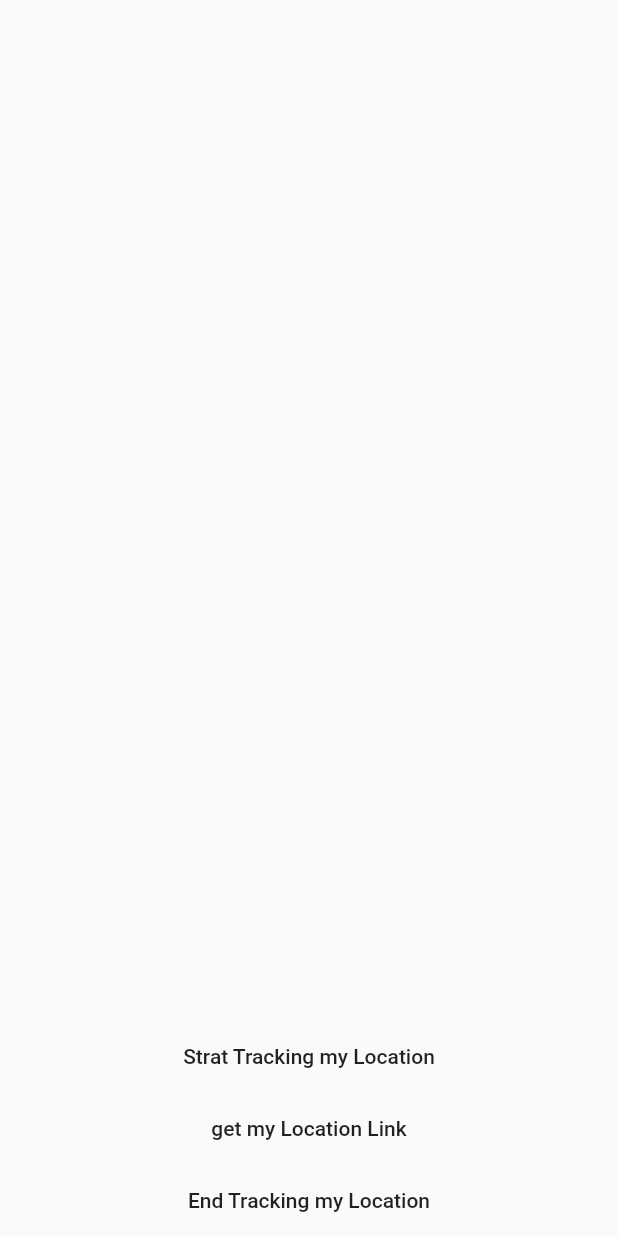
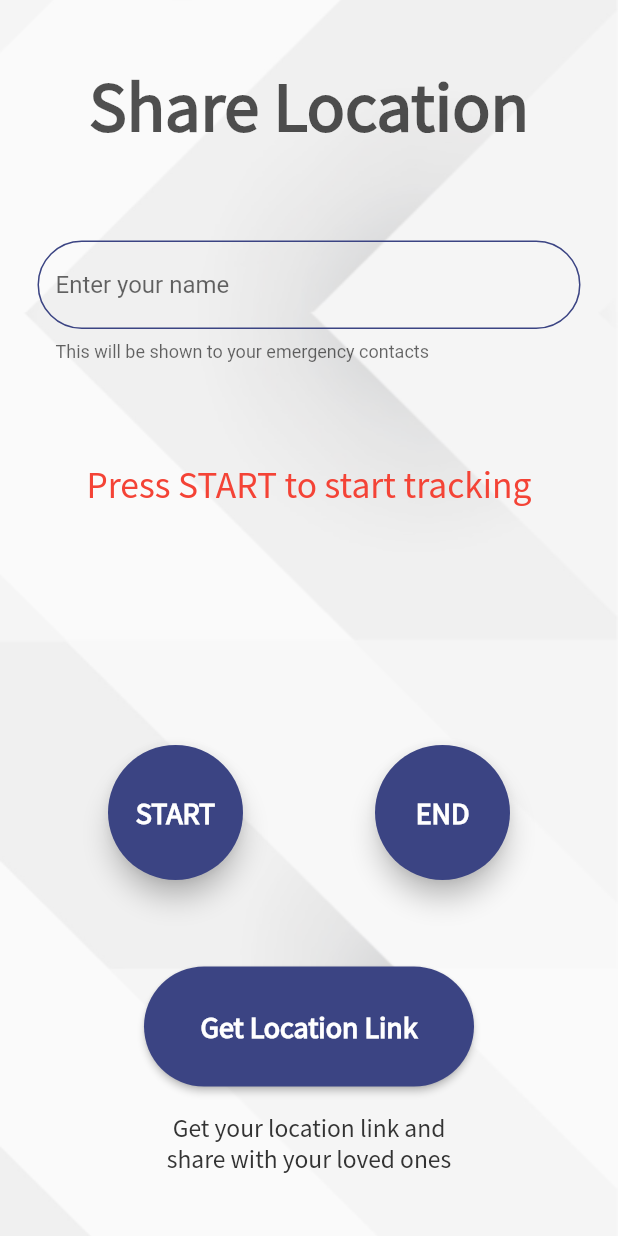
Before and after one commit to shobhitaa/Crime-Curber, a Flutter app: the HyperTrackQuickStart screen opened directly, on a phone screen of 412 x 824 dp. Run offline on Flutter 3.47's test engine with Material 2 defaults, Android fonts, the phone set to English and light mode, and no system bars; our stand-ins replace camera, contacts_service, firebase_auth, firebase_core, firebase_database, firebase_storage and 7 more; missing offline and left inert: esys_flutter_share, geocoder, hypertrack_plugin, maps_launcher, sms_maintained, thumbnails; accounts and stored records are empty; network calls fail; statements that could not run were skipped.

Commit message:
Modified UI of share live location

```diff
--- a/lib/main.dart
+++ b/lib/main.dart
@@ -1,5 +1,6 @@
 import 'package:crime_curber/Login/AuthCheck.dart';
 import 'package:crime_curber/Login/login.dart';
+import 'package:crime_curber/main_screen.dart';
 import 'package:flutter/material.dart';
 import 'package:crime_curber/welcome_screen.dart';
 import 'package:camera/camera.dart';
--- a/lib/main_screen.dart
+++ b/lib/main_screen.dart
@@ -48,7 +48,141 @@ class _MainViewState extends State<MainView> {
                 ),
               ],
             ),
+
             SizedBox(height: size.height * 0.066),
+            Row(
+              mainAxisAlignment: MainAxisAlignment.spaceEvenly,
+              children: <Widget>[
+                Column(
+                  children: <Widget>[
+                    ElevatedButton(
+                      style: ElevatedButton.styleFrom(
+                          shape: CircleBorder(),
+                          primary: Colors.white,
+                          elevation: 7
+                      ),
+                      onPressed: () {
+                        Navigator.push(context, MaterialPageRoute(builder: (context) => AddContacts(user: widget.user))
+                        );
+                      },
+                      child: Container(
+                          width: 63,
+                          height: 63,
+                          alignment: Alignment.center,
+                          decoration: BoxDecoration(shape: BoxShape.circle),
+                          child: Image.asset("assets/icons/contacts.png",
+                              width: 50,
+                              height: 50)
+                      ),
+                    ),
+                    SizedBox(height: size.height * 0.008),
+                    //SizedBox(width: size.width * 0.35),
+                    Text("Add Contacts",
+                        style: TextStyle(
+                            color: icon_gray,
+                            fontFamily: "OpenSans",
+                            fontSize: 12,
+                            decoration: TextDecoration.none
+                        )
+                    )
+                  ],
+                ),
+                Column( children: <Widget>[
+                  ElevatedButton(
+                    style: ElevatedButton.styleFrom(
+                        shape: CircleBorder(),
+                        primary: Colors.white,
+                        elevation: 7
+                    ),
+                    onPressed: () {
+                      Navigator.push(context, MaterialPageRoute(builder: (context) => Gallery())
+                      );
+                    },
+                    child: Container(
+                        width: 63,
+                        height: 63,
+                        alignment: Alignment.center,
+                        decoration: BoxDecoration(shape: BoxShape.circle),
+                        child: Image.asset("assets/icons/upload.png",
+                            width: 41,
+                            height: 41
+                        )
+                    ),
+                  ),
+                  SizedBox(height: size.height * 0.008),
+                  Text("Upload",
+                      style: TextStyle(
+                          color: icon_gray,
+                          fontFamily: "OpenSans",
+                          fontSize: 12,
+                          decoration: TextDecoration.none
+                      ))
+                ]
+                ),
+                //SizedBox(width: size.width * 0.03),
+                Column(
+                  children: <Widget>[
+                    ElevatedButton(
+                      style: ElevatedButton.styleFrom(
+                          shape: CircleBorder(),
+                          primary: Colors.white,
+                          elevation: 7
+                      ),
+                      onPressed: () {},
+                      child: Container(
+                          width: 63,
+                          height: 63,
+                          alignment: Alignment.center,
+                          decoration: BoxDecoration(shape: BoxShape.circle),
+                          child: Image.asset("assets/icons/help.png",
+                              width: 40,
+                              height: 40)
+                      ),
+                    ),
+                    SizedBox(height: size.height * 0.008),
+                    Text(
+                        "Help",
+                        style: TextStyle(
+                          color: icon_gray,
+                          fontFamily: "OpenSans",
+                          fontSize: 12,
+                          decoration: TextDecoration.none,
+                        ))
+                  ],
+                )
+              ],
+            ),
+            SizedBox(height: size.height * 0.09),
+            ElevatedButton(
+              style: ElevatedButton.styleFrom(
+                  shape: CircleBorder(),
+                  //primary: _hasBeenPressed ? Colors.red : Colors.blueGrey,
+                  elevation: 7
+              ),
+              onPressed: () {
+                Navigator.push(context, MaterialPageRoute(builder: (context) => AddContacts(user: widget.user))
+                );
+              },
+              child: Container(
+                width: 185,
+                height: 185,
+                alignment: Alignment.center,
+                decoration: BoxDecoration(shape: BoxShape.circle,
+                gradient: new LinearGradient(
+                  colors: [
+                    Color(0xFF727272),
+                    Color(0xFF3D3D3D),
+                  ],
+                  begin: FractionalOffset.topCenter,
+                  end: FractionalOffset.bottomCenter,)),
+                child: Text(
+                  'SOS',
+                  style: TextStyle(fontSize: 44),
+                ),
+              ),
+            ),
+            SizedBox(height: size.height * 0.085),
+
             Row(
               mainAxisAlignment: MainAxisAlignment.center,
               children: <Widget>[
@@ -189,138 +323,6 @@ class _MainViewState extends State<MainView> {
                 )
               ],
             ),
-            SizedBox(height: size.height * 0.1),
-            ElevatedButton(
-              style: ElevatedButton.styleFrom(
-                  shape: CircleBorder(),
-                  //primary: _hasBeenPressed ? Colors.red : Colors.blueGrey,
-                  elevation: 7
-              ),
-              onPressed: () {
-                Navigator.push(context, MaterialPageRoute(builder: (context) => AddContacts(user: widget.user))
-                );
-              },
-              child: Container(
-                width: 185,
-                height: 185,
-                alignment: Alignment.center,
-                decoration: BoxDecoration(shape: BoxShape.circle,
-                gradient: new LinearGradient(
-                  colors: [
-                    Color(0xFF727272),
-                    Color(0xFF3D3D3D),
-                  ],
-                  begin: FractionalOffset.topCenter,
-                  end: FractionalOffset.bottomCenter,)),
-                child: Text(
-                  'SOS',
-                  style: TextStyle(fontSize: 44),
-                ),
-              ),
-            ),
-            SizedBox(height: size.height * 0.085),
-            Row(
-              mainAxisAlignment: MainAxisAlignment.spaceEvenly,
-              children: <Widget>[
-                Column(
-                  children: <Widget>[
-                    ElevatedButton(
-                      style: ElevatedButton.styleFrom(
-                          shape: CircleBorder(),
-                          primary: Colors.white,
-                          elevation: 7
-                      ),
-                      onPressed: () {
-                        Navigator.push(context, MaterialPageRoute(builder: (context) => AddContacts(user: widget.user))
-                        );
-                        },
-                      child: Container(
-                          width: 63,
-                          height: 63,
-                          alignment: Alignment.center,
-                          decoration: BoxDecoration(shape: BoxShape.circle),
-                          child: Image.asset("assets/icons/contacts.png",
-                          width: 50,
-                          height: 50)
-                      ),
-                    ),
-                    SizedBox(height: size.height * 0.008),
-                    //SizedBox(width: size.width * 0.35),
-                    Text("Add Contacts",
-                        style: TextStyle(
-                            color: icon_gray,
-                            fontFamily: "OpenSans",
-                            fontSize: 12,
-                            decoration: TextDecoration.none
-                        )
-                    )
-                  ],
-                ),
-                Column( children: <Widget>[
-                  ElevatedButton(
-                    style: ElevatedButton.styleFrom(
-                        shape: CircleBorder(),
-                        primary: Colors.white,
-                        elevation: 7
-                    ),
-                    onPressed: () {
-                      Navigator.push(context, MaterialPageRoute(builder: (context) => Gallery())
-                      );
-                    },
-                    child: Container(
-                        width: 63,
-                        height: 63,
-                        alignment: Alignment.center,
-                        decoration: BoxDecoration(shape: BoxShape.circle),
-                        child: Image.asset("assets/icons/upload.png",
-                            width: 41,
-                            height: 41
-                        )
-                    ),
-                  ),
-                  SizedBox(height: size.height * 0.008),
-                  Text("Upload",
-                      style: TextStyle(
-                          color: icon_gray,
-                          fontFamily: "OpenSans",
-                          fontSize: 12,
-                          decoration: TextDecoration.none
-                      ))
-                ]
-                ),
-                //SizedBox(width: size.width * 0.03),
-                Column(
-                  children: <Widget>[
-                    ElevatedButton(
-                      style: ElevatedButton.styleFrom(
-                          shape: CircleBorder(),
-                          primary: Colors.white,
-                          elevation: 7
-                      ),
-                      onPressed: () {},
-                      child: Container(
-                          width: 63,
-                          height: 63,
-                          alignment: Alignment.center,
-                          decoration: BoxDecoration(shape: BoxShape.circle),
-                          child: Image.asset("assets/icons/help.png",
-                              width: 40,
-                              height: 40)
-                      ),
-                    ),
-                    SizedBox(height: size.height * 0.008),
-                    Text(
-                      "Help",
-                      style: TextStyle(
-                          color: icon_gray,
-                          fontFamily: "OpenSans",
-                          fontSize: 12,
-                          decoration: TextDecoration.none,
-                    ))
-                  ],
-                )
-              ],
-            )
           ],
         ));
   }
--- a/lib/shareLiveLocation/sharelive.dart
+++ b/lib/shareLiveLocation/sharelive.dart
@@ -2,6 +2,7 @@ import 'package:flutter/material.dart';
 import 'package:hypertrack_plugin/hypertrack.dart';
 import 'package:crime_curber/shareLiveLocation/networking.dart';
 import 'package:url_launcher/url_launcher.dart';
+import 'package:crime_curber/constants.dart';
 
 const String publishableKey =
     'e4op1fBe_lQ7GakFcPOJ3mH82yGAzuG3uOAq8L0yKIlLMdfR4EIzT-L9Cyb09rPWpL5ef-lph9lTrdiDg1hZZA';
@@ -84,17 +85,57 @@ class _HyperTrackQuickStartState extends State<HyperTrackQuickStart> {
     await launch(result);
   }
 
+  bool hasBeenPressed = false;
+  void _button_state(bool B) {
+    setState(() => hasBeenPressed = B);
+  }
   @override
   Widget build(BuildContext context) {
+
+
+    Size size = MediaQuery.of(context).size;
       return Scaffold(
-      body: Column(
+      body: Container(
+        decoration: BoxDecoration(
+            image: DecorationImage(
+                image: AssetImage("assets/images/welc_bg.png"),
+                fit: BoxFit.cover)),
+        child: Column(
           mainAxisAlignment: MainAxisAlignment.center,
           crossAxisAlignment: CrossAxisAlignment.center,
           children: [
+            SizedBox(height: size.height * 0.05),
+            Text("Share Location",
+                style: TextStyle(
+                    fontFamily: 'SourceSansPro',
+                    fontSize: 47,
+                    color: const Color(0xba101010),
+                    decoration: TextDecoration.none,
+                    fontWeight: FontWeight.bold)),
+            SizedBox(height: size.height * 0.073),
             Container(
-            height: 0.0,
-            width: double.infinity,
+              padding: EdgeInsets.fromLTRB(25, 0, 25, 0),
+              child: TextField(
+                decoration: InputDecoration(
+                  hintText: 'Enter your name',
+                    enabledBorder: OutlineInputBorder(
+                        borderSide: BorderSide(color: blue_button),
+                        borderRadius: BorderRadius.circular(32)),
+                  focusedBorder: OutlineInputBorder(
+                      borderSide: BorderSide(color: blue_button, width: 1.5),
+                      borderRadius: BorderRadius.circular(32)),
+                    helperText: 'This will be shown to your emergency contacts',
+                  )
               ),
+            ),
+            SizedBox(height: size.height * 0.08),
+            Text(hasBeenPressed?"Press END to end tracking" : "Press START to start tracking",
+                style: TextStyle(
+                    fontFamily: "SourceSansPro",
+                    fontSize: 25,
+                    decoration: TextDecoration.none,
+                    color: Colors.red,
+                    fontWeight: FontWeight.normal)),
             Expanded(
               flex: 5,
               child: Column(
@@ -108,8 +149,9 @@ class _HyperTrackQuickStartState extends State<HyperTrackQuickStart> {
                     child: Text(
                       result,
                       style: TextStyle(
-                        color: isLink ? Colors.blue[900] : Colors.red[900],
-                        fontSize: 20.0,
+                        fontFamily: "SourceSansPro",
+                          color: isLink ? link_blue : Colors.red[900],
+                          fontSize: 25.0,
                           fontWeight: FontWeight.bold),
                     ),
                     onTap: isLink ? lunchUrl : null,
@@ -117,21 +159,84 @@ class _HyperTrackQuickStartState extends State<HyperTrackQuickStart> {
                 ],
               ),
             ),
-          FlatButton(
-            child: Text(
-              'Strat Tracking my Location',
+
+            Row(
+              mainAxisAlignment: MainAxisAlignment.spaceEvenly,
+              children: [ ElevatedButton(
+
+            child: Container(
+            height: 90,
+              width: 90,
+              alignment: Alignment.center,
+              child: Text('START',
+                  style: TextStyle(
+                      fontFamily: "SourceSansPro",
+                      fontSize: 20,
+                      fontWeight: FontWeight.bold)),
             ),
-            onPressed: startTracking,
+                onPressed: () {startTracking(); _button_state(true);},
+                style: ElevatedButton.styleFrom(
+                  primary: blue_button,
+                    shape: CircleBorder(),
+                    elevation: 7
                 ),
-          FlatButton(
-            child: Text('get my Location Link'),
-            onPressed: shareLink,
               ),
-          FlatButton(
-            child: Text('End Tracking my Location'),
-            onPressed: endTracking,
+                ElevatedButton(
+                  child: Container(
+                    height: 90,
+                    width: 90,
+                    alignment: Alignment.center,
+                    child: Text('END',
+                        style: TextStyle(
+                            fontFamily: "SourceSansPro",
+                            fontSize: 20,
+                            fontWeight: FontWeight.bold)),
+                  ),
+                  onPressed: () {endTracking(); _button_state(false);} ,
+                  style: ElevatedButton.styleFrom(
+                      primary: blue_button,
+                      shape: CircleBorder(),
+                      //primary: _hasBeenPressed ? Colors.red : Colors.blueGrey,
+                      elevation: 7
+                  ),
                 ),
               ],
+            ),
+            SizedBox(height: size.height * 0.07),
+            Container(
+              height: 80,
+              width: 220,
+              child:
+            ElevatedButton(
+              style: ElevatedButton.styleFrom(
+                  primary: blue_button,
+                  shape: RoundedRectangleBorder(
+                      borderRadius: new BorderRadius.circular(50.0))),
+              child: Text('Get Location Link',
+                  style: TextStyle(
+                      fontFamily: "SourceSansPro",
+                      fontSize: 20,
+                      fontWeight: FontWeight.bold)),
+              onPressed: shareLink,
+            ),),
+            SizedBox(height: size.height * 0.02),
+            Text("Get your location link and",
+                style: TextStyle(
+                    fontFamily: "SourceSansPro",
+                    fontSize: 17,
+                    decoration: TextDecoration.none,
+                    color: dark_charcoal,
+                    fontWeight: FontWeight.normal)),
+            Text("share with your loved ones",
+                style: TextStyle(
+                    fontFamily: "SourceSansPro",
+                    fontSize: 17,
+                    decoration: TextDecoration.none,
+                    color: dark_charcoal,
+                    fontWeight: FontWeight.normal)),
+            SizedBox(height: size.height * 0.05)
+          ],
+        ),
       ),
     );
   }
```
Lines whose indentation alone changed are shown as unchanged.
